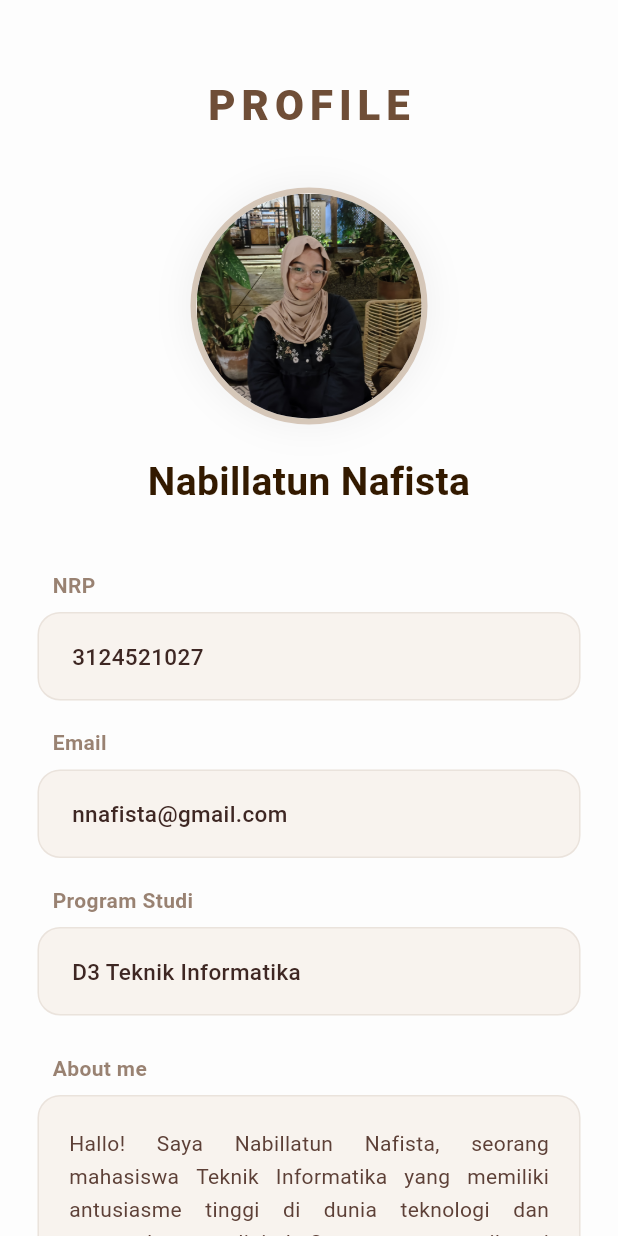
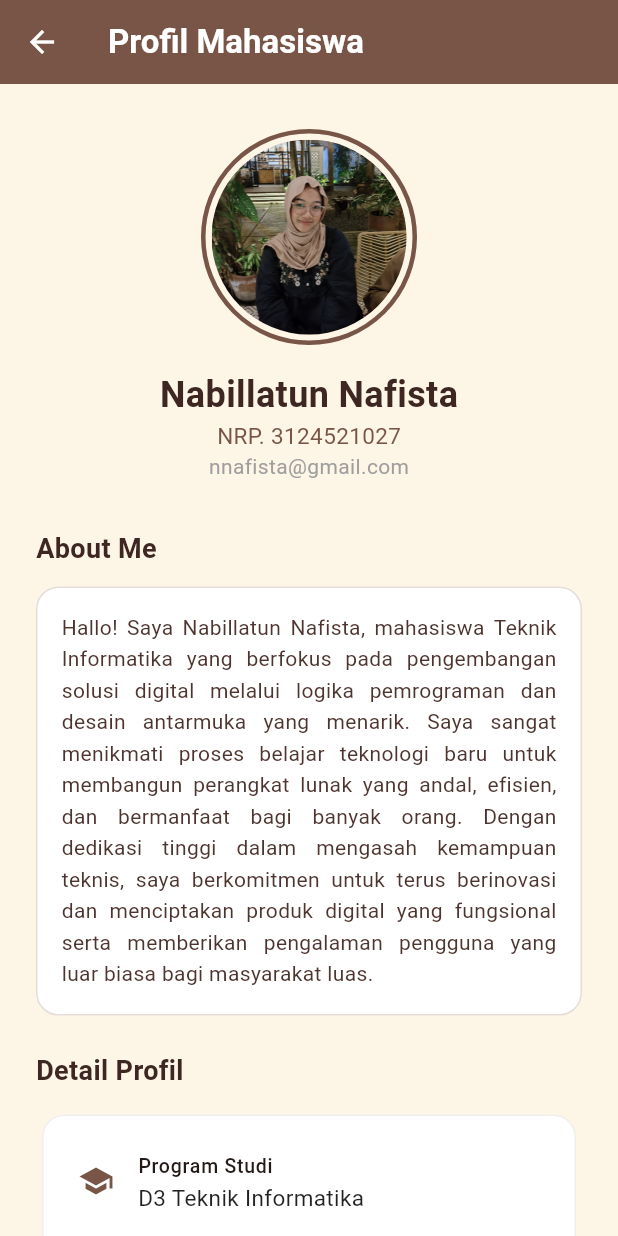
Before and after one commit to Nabillatunnafista/flutter_profil, a Flutter app: the BiodataScreen screen opened directly, on a phone screen of 412 x 824 dp. Run offline on Flutter 3.47's test engine with Material 3 defaults, Android fonts, the phone set to English and light mode, and no system bars.

Commit message:
update tampilan baru

```diff
--- a/lib/main.dart
+++ b/lib/main.dart
@@ -1,182 +1,72 @@
 import 'package:flutter/material.dart';
+import 'profil.dart'; // Menghubungkan ke file profil
 
 void main() {
-  runApp(const BiodataApp());
+  runApp(const MyApp());
 }
 
-class BiodataApp extends StatelessWidget {
-  const BiodataApp({super.key});
+class MyApp extends StatelessWidget {
+  const MyApp({super.key});
 
   @override
   Widget build(BuildContext context) {
     return MaterialApp(
-      title: 'Profil Nabillatun Nafista',
+      title: 'Flutter Demo',
       debugShowCheckedModeBanner: false,
       theme: ThemeData(
+        colorScheme: ColorScheme.fromSeed(seedColor: const Color.fromARGB(255, 138, 71, 40)),
         useMaterial3: true,
-        brightness: Brightness.light,
-        colorSchemeSeed: const Color(0xFF8B5A2B), // Menggunakan sistem warna dari cokelat
-        scaffoldBackgroundColor: const Color(0xFFFDFDFD),
       ),
-      home: const BiodataScreen(),
+      home: const MyHomePage(title: 'Flutter Demo Home Page'),
     );
   }
 }
 
-class BiodataScreen extends StatelessWidget {
-  const BiodataScreen({super.key});
+class MyHomePage extends StatefulWidget {
+  const MyHomePage({super.key, required this.title});
+  final String title;
+
+  @override
+  State<MyHomePage> createState() => _MyHomePageState();
+}
+
+class _MyHomePageState extends State<MyHomePage> {
+  int _counter = 0;
+
+  void _incrementCounter() {
+    setState(() {
+      _counter++;
+    });
+  }
 
   @override
   Widget build(BuildContext context) {
-    const Color chocolateColor = Color(0xFF6F4E37);
-    const Color milkChocolate = Color(0xFF8B5A2B);
-
     return Scaffold(
+      appBar: AppBar(
+        backgroundColor: Theme.of(context).colorScheme.inversePrimary,
+        title: Text(widget.title),
+      ),
       body: Center(
-        child: SingleChildScrollView(
-          padding: const EdgeInsets.symmetric(horizontal: 25, vertical: 50),
-          child: Column(
-            mainAxisAlignment: MainAxisAlignment.center,
-            children: [
-              const Text(
-                'PROFILE',
-                style: TextStyle(
-                  fontSize: 28,
-                  fontWeight: FontWeight.w900,
-                  color: chocolateColor,
-                  letterSpacing: 4.0,
-                ),
-              ),
-              const SizedBox(height: 35),
-              Container(
-                margin: const EdgeInsets.only(bottom: 20),
-                decoration: BoxDecoration(
-                  shape: BoxShape.circle,
-                  border: Border.all(color: milkChocolate.withValues(alpha: 0.3), width: 4),
-                  boxShadow: [
-                    BoxShadow(
-                      color: Colors.black.withValues(alpha: 0.05),
-                      blurRadius: 20,
-                      spreadRadius: 2,
-                    ),
-                  ],
-                ),
-                child: const CircleAvatar(
-                  radius: 75,
-                  backgroundColor: Color(0xFFF8F3EE),
-                  backgroundImage: AssetImage('assets/fista1.jpg'),
-                ),
-              ),
-              const Text(
-                'Nabillatun Nafista',
-                textAlign: TextAlign.center,
-                style: TextStyle(
-                  fontSize: 26,
-                  fontWeight: FontWeight.bold,
-                  color: Color(0xFF331A00),
-                ),
-              ),
-              const SizedBox(height: 40),
-
-              _buildLabelText('NRP', chocolateColor),
-              _buildInfoCard('3124521027', chocolateColor),
-
-              const SizedBox(height: 18),
-              _buildLabelText('Email', chocolateColor),
-              _buildInfoCard('nnafista@gmail.com', chocolateColor),
-
-              const SizedBox(height: 18),
-              _buildLabelText('Program Studi', chocolateColor),
-              _buildInfoCard('D3 Teknik Informatika', chocolateColor),
-
-              const SizedBox(height: 25),
-              _buildLabelText('About me', chocolateColor),
-              Container(
-                width: double.infinity,
-                padding: const EdgeInsets.all(20),
-                decoration: BoxDecoration(
-                  color: const Color(0xFFF8F3EE),
-                  borderRadius: BorderRadius.circular(15),
-                  border: Border.all(color: chocolateColor.withValues(alpha: 0.1)),
-                ),
-                child: const Text(
-                  'Hallo! Saya Nabillatun Nafista, seorang mahasiswa Teknik Informatika yang memiliki antusiasme tinggi di dunia teknologi dan pengembangan digital. Saya sangat menikmati proses belajar hal-hal baru, mulai dari menyusun logika pemrograman hingga mengeksplorasi desain antarmuka yang menarik.',
-                  textAlign: TextAlign.justify,
-                  style: TextStyle(
-                    fontSize: 14,
-                    height: 1.6,
-                    color: Color(0xFF5D4037),
-                  ),
-                ),
-              ),
-              const SizedBox(height: 40),
-              const Divider(color: Colors.black12, thickness: 1),
-              Padding(
-                padding: const EdgeInsets.only(top: 20),
-                child: Row(
-                  mainAxisAlignment: MainAxisAlignment.spaceBetween,
-                  children: [
-                    const Text(
-                      'Semester 4',
-                      style: TextStyle(fontSize: 13, color: Colors.black45)
-                    ),
-                    Row(
-                      children: [
-                        Container(
-                          width: 8,
-                          height: 8,
-                          decoration: const BoxDecoration(shape: BoxShape.circle, color: Colors.green)
-                        ),
-                        const SizedBox(width: 8),
-                        const Text(
-                          'Mahasiswa Aktif',
-                          style: TextStyle(fontSize: 12, color: milkChocolate, fontWeight: FontWeight.bold)
-                        ),
-                      ],
-                    ),
-                  ],
-                ),
-              ),
-            ],
-          ),
+        child: Column(
+          mainAxisAlignment: MainAxisAlignment.center,
+          children: [
+            const Text('You have pushed the button this many times:'),
+            Text('$_counter', style: Theme.of(context).textTheme.headlineMedium),
+            const SizedBox(height: 20),
+            // Tombol tambahan dihapus agar bersih
+          ],
         ),
       ),
-    );
-  }
-
-  Widget _buildLabelText(String label, Color textColor) {
-    return Align(
-      alignment: Alignment.centerLeft,
-      child: Padding(
-        padding: const EdgeInsets.only(left: 10, bottom: 8),
-        child: Text(
-          label,
-          style: TextStyle(
-            fontSize: 14,
-            fontWeight: FontWeight.w600,
-            color: textColor.withValues(alpha: 0.7)
-          )
-        ),
-      ),
-    );
-  }
-
-  Widget _buildInfoCard(String text, Color textColor) {
-    return Container(
-      width: double.infinity,
-      padding: const EdgeInsets.symmetric(vertical: 18, horizontal: 22),
-      decoration: BoxDecoration(
-        color: const Color(0xFFF8F3EE),
-        borderRadius: BorderRadius.circular(15),
-        border: Border.all(color: textColor.withValues(alpha: 0.1)),
-      ),
-      child: Text(
-        text,
-        style: const TextStyle(
-          fontSize: 15,
-          color: Color(0xFF3E2723),
-          fontWeight: FontWeight.w500
-        )
+      floatingActionButton: FloatingActionButton(
+        onPressed: () {
+          _incrementCounter();
+          Navigator.push(
+            context,
+            MaterialPageRoute(builder: (context) => const BiodataScreen()),
+          );
+        },
+        tooltip: 'Increment & Lihat Profil',
+        child: const Icon(Icons.add),
       ),
     );
   }
--- /dev/null
+++ b/lib/profil.dart
@@ -0,0 +1,104 @@
+import 'package:flutter/material.dart';
+
+class BiodataScreen extends StatelessWidget {
+  const BiodataScreen({super.key});
+
+  @override
+  Widget build(BuildContext context) {
+    const chocolateColor = Color(0xFF3E2723);
+    const milkChocolate = Color(0xFF795548);
+    const softCream = Color(0xFFFDF5E6);
+
+    return Scaffold(
+      backgroundColor: softCream,
+      appBar: AppBar(
+        title: const Text('Profil Mahasiswa', style: TextStyle(fontWeight: FontWeight.bold)),
+        backgroundColor: milkChocolate,
+        foregroundColor: Colors.white,
+      ),
+      body: SingleChildScrollView(
+        padding: const EdgeInsets.symmetric(horizontal: 24, vertical: 30),
+        child: Column(
+          children: [
+            Center(
+              child: Column(
+                children: [
+                  Container(
+                    padding: const EdgeInsets.all(4),
+                    decoration: BoxDecoration(
+                      shape: BoxShape.circle,
+                      border: Border.all(color: milkChocolate, width: 3),
+                    ),
+                    child: const CircleAvatar(
+                      radius: 65,
+                      backgroundImage: AssetImage('assets/fista1.jpg'),
+                    ),
+                  ),
+                  const SizedBox(height: 16),
+                  const Text(
+                    'Nabillatun Nafista',
+                    style: TextStyle(fontSize: 24, fontWeight: FontWeight.bold, color: chocolateColor),
+                  ),
+                  const Text('NRP. 3124521027', style: TextStyle(fontSize: 15, color: milkChocolate)),
+                  const Text('nnafista@gmail.com', style: TextStyle(fontSize: 14, color: Colors.grey)),
+                ],
+              ),
+            ),
+            const SizedBox(height: 32),
+            _buildSectionHeader('About Me', chocolateColor),
+            const SizedBox(height: 12),
+            Container(
+              padding: const EdgeInsets.all(16),
+              decoration: BoxDecoration(
+                color: Colors.white,
+                borderRadius: BorderRadius.circular(15),
+                border: Border.all(color: milkChocolate.withValues(alpha: 0.2)),
+              ),
+              child: const Text(
+                'Hallo! Saya Nabillatun Nafista, mahasiswa Teknik Informatika yang berfokus pada pengembangan solusi digital melalui logika pemrograman dan desain antarmuka yang menarik. Saya sangat menikmati proses belajar teknologi baru untuk membangun perangkat lunak yang andal, efisien, dan bermanfaat bagi banyak orang. Dengan dedikasi tinggi dalam mengasah kemampuan teknis, saya berkomitmen untuk terus berinovasi dan menciptakan produk digital yang fungsional serta memberikan pengalaman pengguna yang luar biasa bagi masyarakat luas.',
+                textAlign: TextAlign.justify,
+                style: TextStyle(height: 1.5, color: Color(0xFF4E342E)),
+              ),
+            ),
+            const SizedBox(height: 24),
+            _buildSectionHeader('Detail Profil', chocolateColor),
+            const SizedBox(height: 12),
+            Card(
+              elevation: 0,
+              color: Colors.white,
+              shape: RoundedRectangleBorder(
+                borderRadius: BorderRadius.circular(15),
+                side: BorderSide(color: milkChocolate.withValues(alpha: 0.1)),
+              ),
+              child: Padding(
+                padding: const EdgeInsets.all(8),
+                child: Column(
+                  children: [
+                    _buildInfoTile(Icons.school, 'Program Studi', 'D3 Teknik Informatika'),
+                    const Divider(indent: 50),
+                    _buildInfoTile(Icons.apartment, 'Kampus', 'Politeknik Elektronika Negeri Surabaya'),
+                  ],
+                ),
+              ),
+            ),
+          ],
+        ),
+      ),
+    );
+  }
+
+  Widget _buildSectionHeader(String title, Color color) {
+    return Align(
+      alignment: Alignment.centerLeft,
+      child: Text(title, style: TextStyle(fontSize: 18, fontWeight: FontWeight.bold, color: color)),
+    );
+  }
+
+  Widget _buildInfoTile(IconData icon, String title, String subtitle) {
+    return ListTile(
+      leading: Icon(icon, color: const Color(0xFF795548)),
+      title: Text(title, style: const TextStyle(fontSize: 13, fontWeight: FontWeight.w500)),
+      subtitle: Text(subtitle, style: const TextStyle(fontSize: 15, color: Colors.black87)),
+    );
+  }
+}
```
Also changed, not shown: 1 other file.
